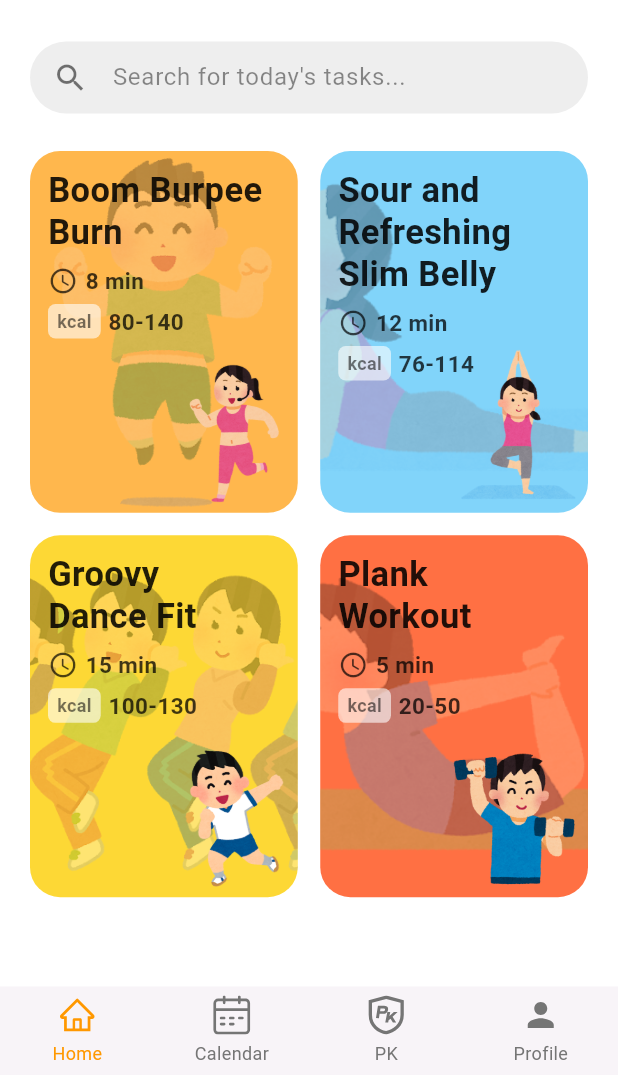
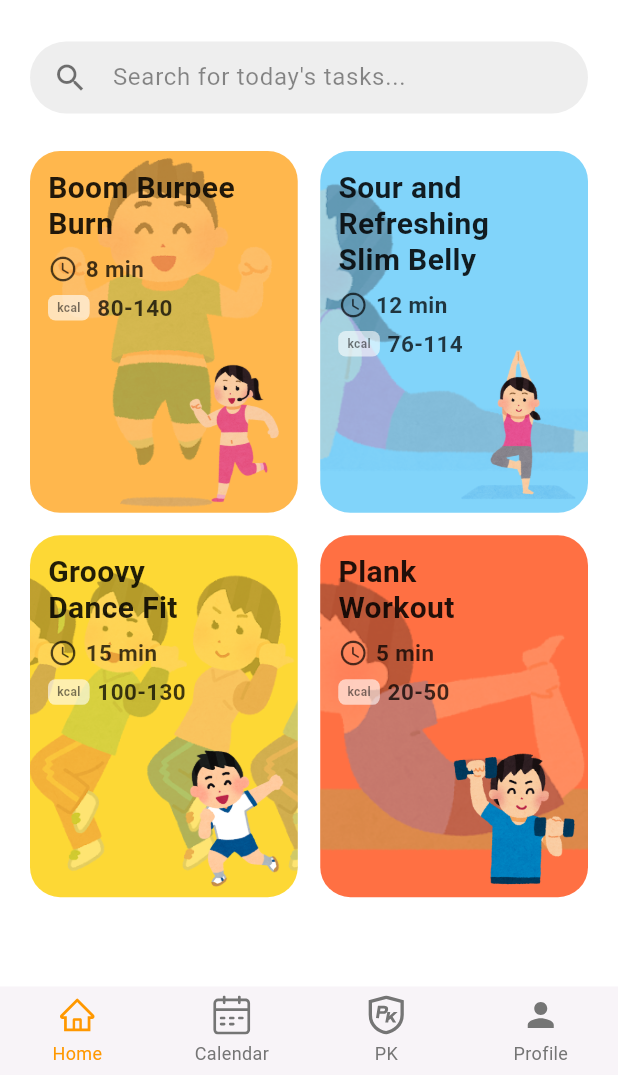
Before and after one commit to rachelzz1/mobile-asm1-groupwork, a Flutter app: the screen it shows after launch, on a phone screen of 412 x 824 dp, the part 161-1236 px from its top. Run offline on Flutter 3.47's test engine with Material 3 defaults, Android fonts, the phone set to English and light mode, and no system bars; our stand-ins replace flutter_svg, get_storage, video_player; Roboto replaces fonts that are missing (SansSerif).

Commit message:
修改workcard

```diff
--- a/lib/widgets/workout_card.dart
+++ b/lib/widgets/workout_card.dart
@@ -1,3 +1,4 @@
+// widgets/workout_card.dart
 import 'package:flutter/material.dart';
 import 'package:video/exercise_video.dart';
 
@@ -33,7 +34,7 @@ class WorkoutCard extends StatelessWidget {
       child: const Text(
         'kcal',
         style: TextStyle(
-          fontSize: 12,
+          fontSize: 8,
           fontWeight: FontWeight.bold,
           color: Colors.black54,
         ),
@@ -116,7 +117,7 @@ class WorkoutCard extends StatelessWidget {
                   Text(
                     title,
                     style: const TextStyle(
-                      fontSize: 23,
+                      fontSize: 20,
                       fontWeight: FontWeight.bold,
                       color: Colors.black87,
                       height: 1.2,
```
